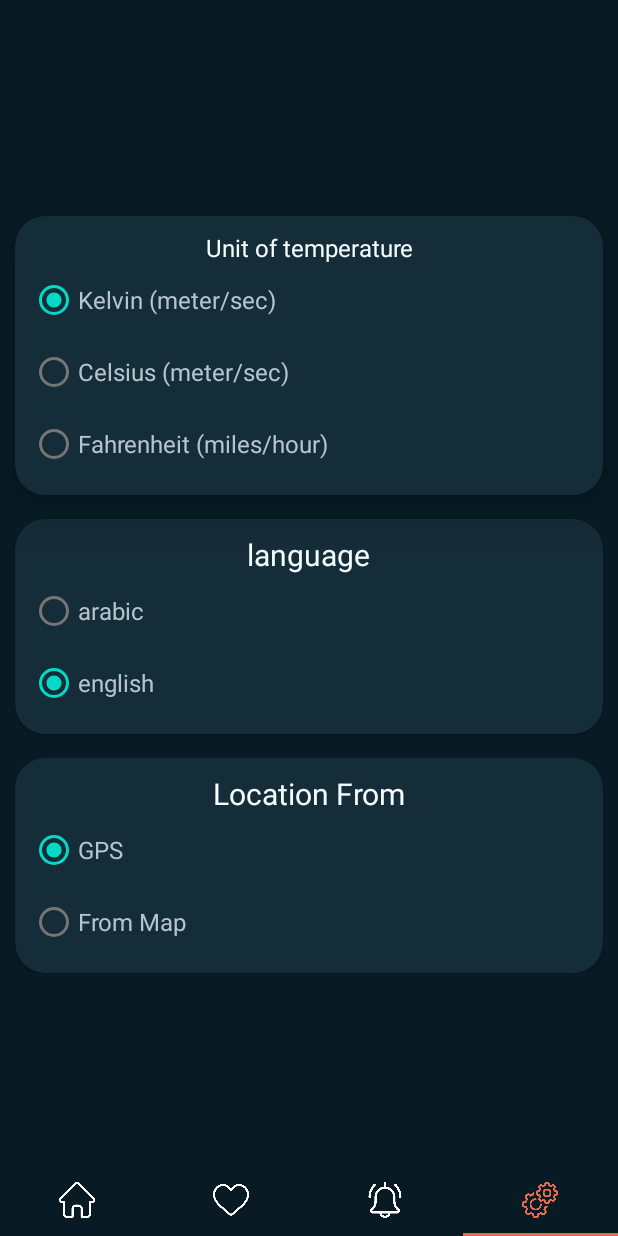
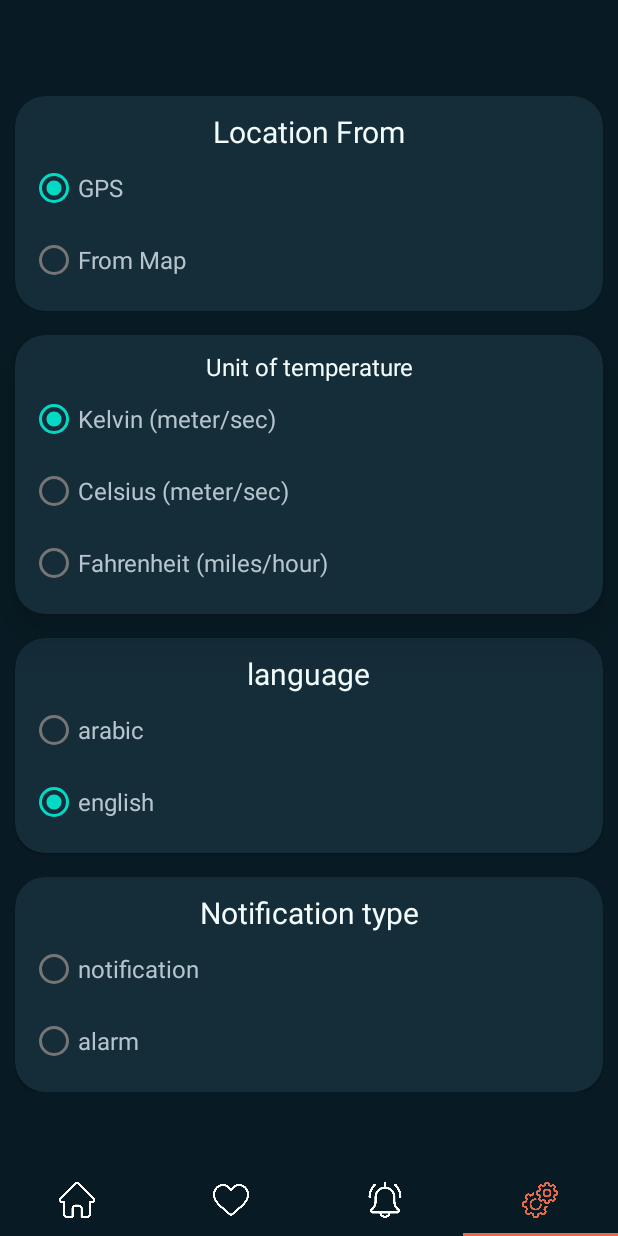
Before and after one commit to AhmedEhab125/WetharPresnter, an Android app: the HomeFragment screen opened directly, with no data from a screen before it, item 4 of the bottom bar chosen, on a phone screen of 412 x 824 dp. Run offline under Robolectric (Android 15) with nearby library versions, the phone set to English and light mode, and no system bars; our stand-ins replace Shimmer; pictures from the network do not load.

Commit message:
notifications

```diff
--- a/app/src/main/java/com/example/wetharpresnter/DataBase/DataBase.kt
+++ b/app/src/main/java/com/example/wetharpresnter/DataBase/DataBase.kt
@@ -8,7 +8,7 @@ import androidx.room.TypeConverters
 import com.example.wetharpresnter.Models.WeatherData
 
 class DataBase {
-    @Database(entities = arrayOf(WeatherData::class), version = 4)
+    @Database(entities = arrayOf(WeatherData::class), version = 7)
     @TypeConverters(TypeConverter::class)
 
     abstract class LocationDataBase : RoomDatabase() {
--- a/app/src/main/java/com/example/wetharpresnter/Models/WeatherData.kt
+++ b/app/src/main/java/com/example/wetharpresnter/Models/WeatherData.kt
@@ -16,6 +16,7 @@ data class WeatherData(
     var hourly: ArrayList<Hourly> = arrayListOf(),
     var daily: ArrayList<Daily> = arrayListOf(),
     var alerts: ArrayList<Alerts> = arrayListOf(),
+    var state : String=""
 
 
     ) {
@@ -30,7 +31,8 @@ data class WeatherData(
         arrayListOf(),
         arrayListOf(),
         arrayListOf(),
-        arrayListOf()
+        arrayListOf(),
+        ""
     )
 
 }
--- a/app/src/main/java/com/example/wetharpresnter/View/Home/HomeFragment.kt
+++ b/app/src/main/java/com/example/wetharpresnter/View/Home/HomeFragment.kt
@@ -232,6 +232,7 @@ class HomeFragment(var viewPager: ViewPager2) : Fragment(), OnMapReadyCallback {
                 adapter = DaysWeatherDataAdapter(weatherData.daily, configrations)
                 layoutManager = LinearLayoutManager(requireContext())
             }
+            viewModelProvider.updateDatabaseWeatherState()
 
             binding.shimmerViewContainer.hideShimmer()
             binding.swiperefresh.isRefreshing = false
@@ -293,6 +294,8 @@ class HomeFragment(var viewPager: ViewPager2) : Fragment(), OnMapReadyCallback {
                 adapter = DaysWeatherDataAdapter(weatherData.daily, configrations)
                 layoutManager = LinearLayoutManager(requireContext())
             }
+            viewModelProvider.updateDatabaseWeatherState()
+
 
             binding.shimmerViewContainer.hideShimmer()
             binding.swiperefresh.isRefreshing = false
--- a/app/src/main/res/layout/fragment_setting.xml
+++ b/app/src/main/res/layout/fragment_setting.xml
@@ -22,6 +22,52 @@
             android:layout_height="match_parent"
             android:layout_gravity="center"
             android:orientation="vertical">
+
+            <androidx.cardview.widget.CardView
+                android:id="@+id/cvLocation"
+                android:layout_width="match_parent"
+                android:layout_height="match_parent"
+                android:layout_gravity="center"
+                android:layout_marginHorizontal="10dp"
+                android:layout_marginTop="16dp"
+                app:cardBackgroundColor="#152c39"
+                app:cardCornerRadius="20dp">
+
+                <RadioGroup
+                    android:id="@+id/rg_location"
+                    android:layout_width="match_parent"
+                    android:layout_height="wrap_content"
+                    android:background="#00FFFFFF"
+                    android:padding="10dp">
+
+                    <TextView
+                        android:id="@+id/textView2"
+                        android:layout_width="match_parent"
+                        android:layout_height="wrap_content"
+                        android:layout_gravity="center"
+                        android:gravity="center"
+                        android:text="@string/location_from"
+                        android:textColor="#f4fdfd"
+                        android:textSize="20sp" />
+
+                    <RadioButton
+                        android:id="@+id/rb_GPS"
+                        android:layout_width="match_parent"
+                        android:layout_height="wrap_content"
+                        android:text="GPS"
+                        android:textColor="#b5c4cd"
+                        android:textSize="16sp" />
+
+                    <RadioButton
+                        android:id="@+id/rb_chosse_location_from_map"
+                        android:layout_width="match_parent"
+                        android:layout_height="wrap_content"
+                        android:text="@string/location"
+                        android:textColor="#b5c4cd"
+                        android:textSize="16sp" />
+
+                </RadioGroup>
+            </androidx.cardview.widget.CardView>
 
             <androidx.cardview.widget.CardView
                 android:id="@+id/units_of_temperature"
@@ -130,7 +176,7 @@
             </androidx.cardview.widget.CardView>
 
             <androidx.cardview.widget.CardView
-                android:id="@+id/cvLocation"
+                android:id="@+id/cvNotification"
                 android:layout_width="match_parent"
                 android:layout_height="wrap_content"
                 android:layout_gravity="center"
@@ -140,35 +186,35 @@
                 app:cardCornerRadius="20dp">
 
                 <RadioGroup
-                    android:id="@+id/rg_location"
+                    android:id="@+id/rg_notification"
                     android:layout_width="match_parent"
                     android:layout_height="wrap_content"
                     android:background="#00FFFFFF"
                     android:padding="10dp">
 
                     <TextView
-                        android:id="@+id/textView2"
+                        android:id="@+id/textView8"
                         android:layout_width="match_parent"
                         android:layout_height="wrap_content"
                         android:layout_gravity="center"
                         android:gravity="center"
-                        android:text="@string/location_from"
+                        android:text="@string/notification_type"
                         android:textColor="#f4fdfd"
                         android:textSize="20sp" />
 
                     <RadioButton
-                        android:id="@+id/rb_GPS"
+                        android:id="@+id/rb_notification"
                         android:layout_width="match_parent"
                         android:layout_height="wrap_content"
-                        android:text="GPS"
+                        android:text="@string/notification"
                         android:textColor="#b5c4cd"
                         android:textSize="16sp" />
 
                     <RadioButton
-                        android:id="@+id/rb_chosse_location_from_map"
+                        android:id="@+id/rb_alert"
                         android:layout_width="match_parent"
                         android:layout_height="wrap_content"
-                        android:text="@string/location"
+                        android:text="@string/alert"
                         android:textColor="#b5c4cd"
                         android:textSize="16sp" />
 
--- a/app/src/main/res/values/strings.xml
+++ b/app/src/main/res/values/strings.xml
@@ -25,4 +25,7 @@
     <string name="miles_hour">miles/hour</string>
     <string name="channel_name" translatable="false">location notification</string>
     <string name="channel_description" translatable="false">Hellooooooooooooo</string>
+    <string name="notification">notification</string>
+    <string name="alert">alarm</string>
+    <string name="notification_type">Notification type</string>
 </resources>
```
Also changed, not shown: app/src/main/java/com/example/wetharpresnter/Netwoek/ApiState.kt (added, +9 -0 lines), app/src/main/java/com/example/wetharpresnter/View/Favourit/ShowFavouriteLocationsData.kt (+6 -2 lines), app/src/main/java/com/example/wetharpresnter/View/MainActivity/MainActivity.kt (+8 -0 lines), app/src/main/java/com/example/wetharpresnter/ViewModel/WeatherViewModel.kt (+35 -19 lines), app/src/main/res/layout/alert_item.xml (added, +45 -0 lines), app/src/main/res/layout/fragment_alert.xml (+21 -3 lines), 1 other file.
